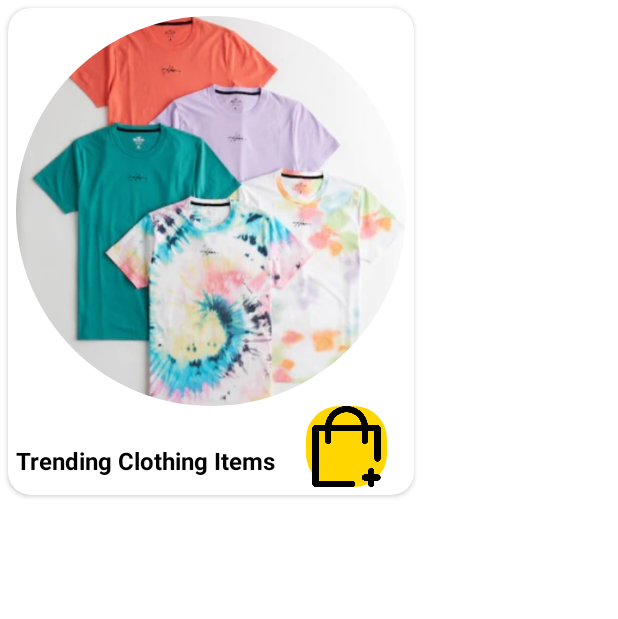
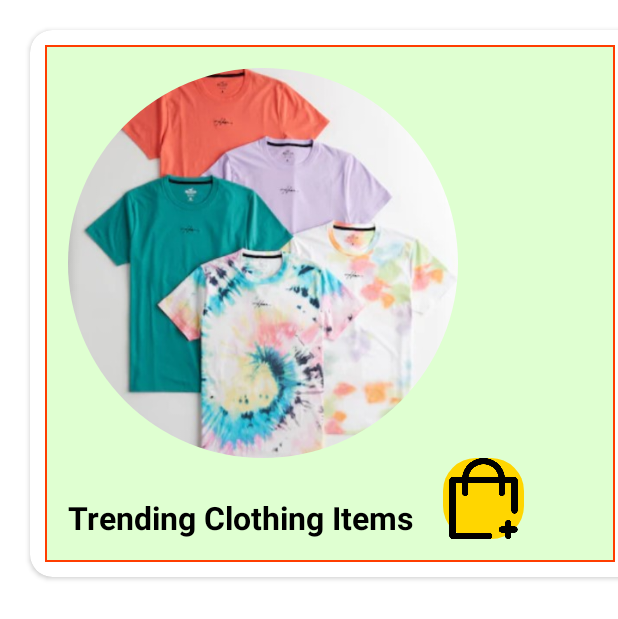
Before and after one commit to Greshanw/Online-Shopping-App, an Android app: the layout offer_item.xml on its own in the app's theme, with its tools: preview values and no code run, on a phone screen of 412 x 824 dp. Shown: the top 619 px of the screen. Run offline under Robolectric (Android 15) with nearby library versions, the phone set to English and light mode, and no system bars; plain views replace RoundedImageView; Roboto replaces fonts that are not available here.

```diff
--- a/app/src/main/res/layout/fragment_offers_.xml
+++ b/app/src/main/res/layout/fragment_offers_.xml
@@ -44,7 +44,8 @@
             android:id="@+id/offer_rec"
             android:layout_width="311dp"
             android:layout_height="wrap_content"
-            android:layout_margin="5dp" />
+            android:layout_margin="5dp"
+            />
 
 
 
--- a/app/src/main/res/layout/offer_item.xml
+++ b/app/src/main/res/layout/offer_item.xml
@@ -1,16 +1,19 @@
 <?xml version="1.0" encoding="utf-8"?>
 <androidx.cardview.widget.CardView xmlns:android="http://schemas.android.com/apk/res/android"
-    android:layout_width="wrap_content"
+    android:layout_width="450dp"
     android:layout_height="wrap_content"
     xmlns:app="http://schemas.android.com/apk/res-auto"
-    android:layout_margin="5dp"
+    android:layout_margin="20dp"
+
     app:cardCornerRadius="15dp">
 
     <LinearLayout
-        android:layout_width="match_parent"
+        android:background="@drawable/img_border"
+        android:layout_width="380dp"
         android:layout_height="wrap_content"
+        android:layout_margin="10dp"
         android:orientation="vertical"
-        android:padding="5dp">
+        android:padding="15dp">
 
         <com.makeramen.roundedimageview.RoundedImageView
             android:id="@+id/off_img"
@@ -31,7 +34,7 @@
             android:layout_marginTop="25dp"
             android:fontFamily="@font/alice"
             android:text="@string/trending_clothing_items"
-            android:textSize="16sp"
+            android:textSize="21sp"
             android:textColor="@color/black"
             android:textStyle="bold"/>
         <ImageView
```
Also changed, not shown: app/src/main/java/com/example/project_mad/adapters/MyWishListAdapter.java (+77 -0 lines).
